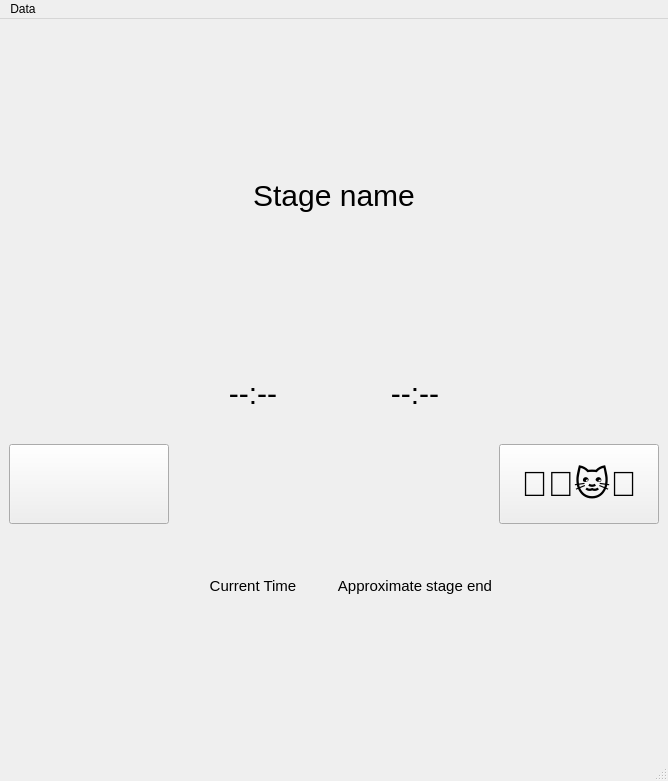
Old version of the form code/ncm_win_starterlist.ui in the repository DavidEilenstein/Ninja_Competition_Manager.
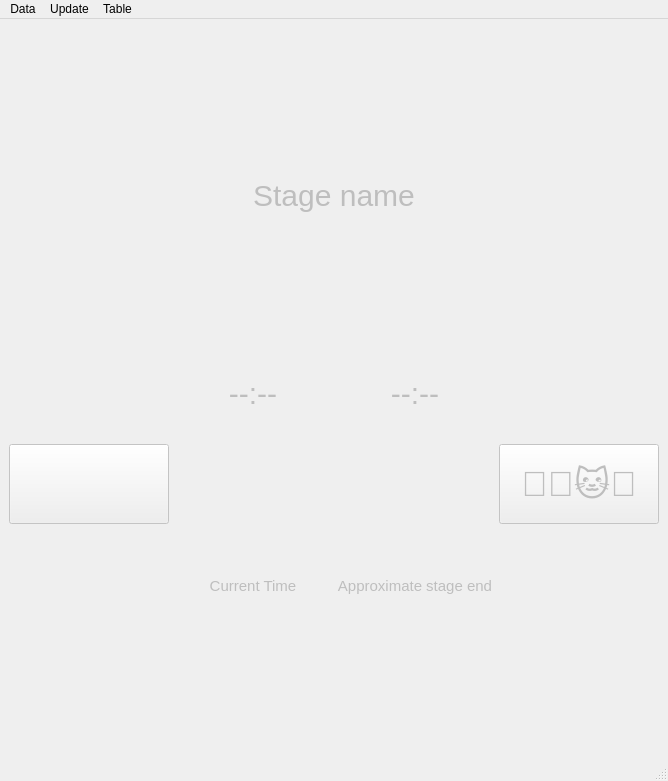
New version of the form.

```diff
--- a/code/ncm_win_starterlist.ui
+++ b/code/ncm_win_starterlist.ui
@@ -14,6 +14,9 @@
    <string>MainWindow</string>
   </property>
   <widget class="QWidget" name="centralwidget">
+   <property name="enabled">
+    <bool>false</bool>
+   </property>
    <layout class="QGridLayout" name="gridLayout_2">
     <item row="1" column="0" colspan="4">
      <layout class="QGridLayout" name="gridLayout_StarterList"/>
@@ -170,8 +173,24 @@
      <string>Data</string>
     </property>
     <addaction name="actionget_data"/>
+    <addaction name="actionreload_competitors_and_runs"/>
+   </widget>
+   <widget class="QMenu" name="menuUpdate">
+    <property name="title">
+     <string>Update</string>
+    </property>
+    <addaction name="actionUpdate"/>
+    <addaction name="actionAutoupdate"/>
+   </widget>
+   <widget class="QMenu" name="menuTable">
+    <property name="title">
+     <string>Table</string>
+    </property>
+    <addaction name="actionChange_Table_Settings"/>
    </widget>
    <addaction name="menuData"/>
+   <addaction name="menuUpdate"/>
+   <addaction name="menuTable"/>
   </widget>
   <widget class="QStatusBar" name="statusbar"/>
   <action name="actionget_data">
```
Left out of the diff: 171 changed lines with no effect on the pictures.
